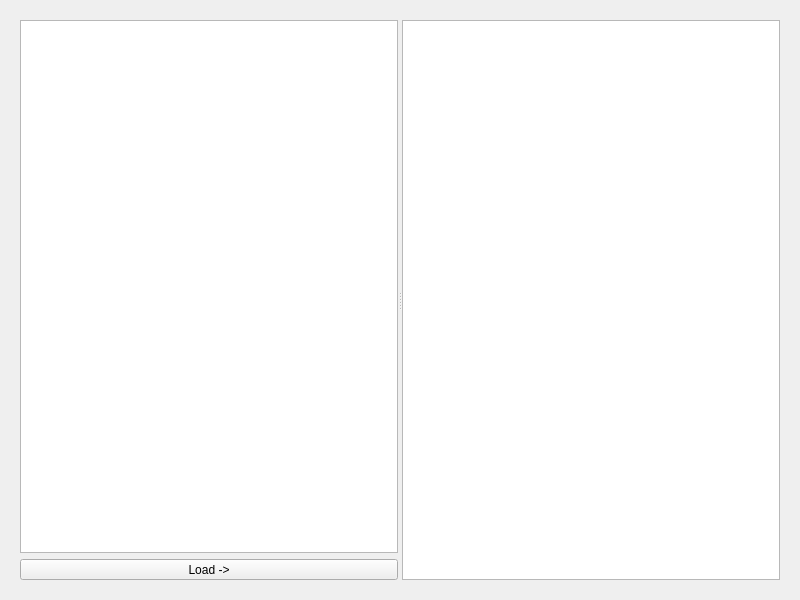
Qt form ui/IntersectionWidget.ui (dpietruchowski/smart-intersections) before a commit.
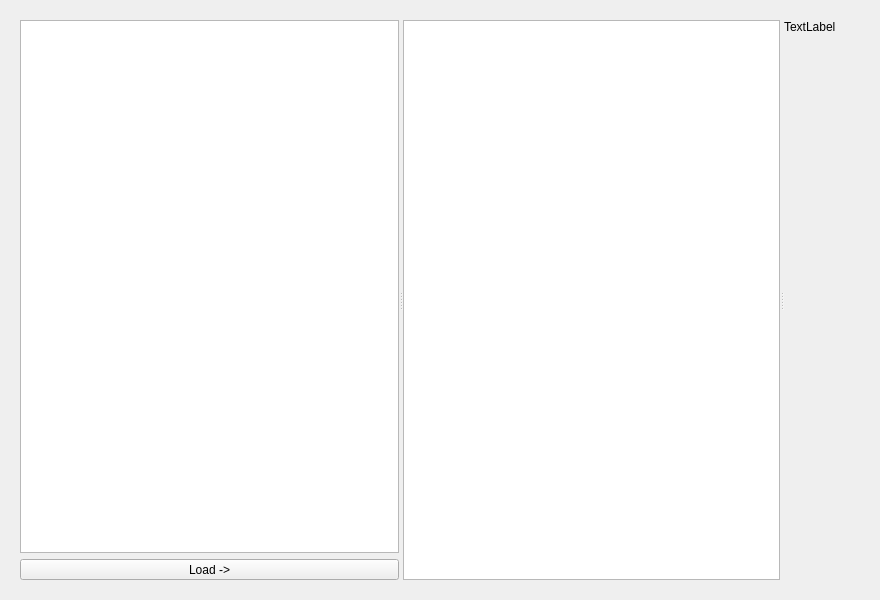
The same form after that commit. Custom widgets are drawn as their Qt base class.

Commit message:
Ver 1.1 / RegisterWidget
- add register widget with timespans
- fix registering
- add intersection attributes: car-queue and area-block
- fix collision area is occupied query

What changed in the file:
```diff
--- a/ui/IntersectionWidget.ui
+++ b/ui/IntersectionWidget.ui
@@ -6,7 +6,7 @@
    <rect>
     <x>0</x>
     <y>0</y>
-    <width>800</width>
+    <width>880</width>
     <height>600</height>
    </rect>
   </property>
@@ -44,9 +44,9 @@
       </layout>
      </widget>
      <widget class="QWidget" name="pageSceneEdit">
-      <layout class="QVBoxLayout" name="verticalLayout_2">
+      <layout class="QVBoxLayout" name="verticalLayout_3">
        <item>
-        <widget class="QSplitter" name="splitter">
+        <widget class="QSplitter" name="splitter_2">
          <property name="orientation">
           <enum>Qt::Horizontal</enum>
          </property>
@@ -70,7 +70,32 @@
            </item>
           </layout>
          </widget>
-         <widget class="QGraphicsView" name="graphicsView_2"/>
+         <widget class="QSplitter" name="splitter">
+          <property name="orientation">
+           <enum>Qt::Horizontal</enum>
+          </property>
+          <widget class="QGraphicsView" name="graphicsView_2"/>
+          <widget class="QWidget" name="verticalLayoutWidget">
+           <layout class="QVBoxLayout" name="verticalLayout_2">
+            <item>
+             <widget class="QLabel" name="timeLabel">
+              <property name="sizePolicy">
+               <sizepolicy hsizetype="Preferred" vsizetype="Fixed">
+                <horstretch>0</horstretch>
+                <verstretch>0</verstretch>
+               </sizepolicy>
+              </property>
+              <property name="text">
+               <string>TextLabel</string>
+              </property>
+             </widget>
+            </item>
+            <item>
+             <widget class="TimespanRegisterWidget" name="registerWidget" native="true"/>
+            </item>
+           </layout>
+          </widget>
+         </widget>
         </widget>
        </item>
       </layout>
@@ -84,6 +109,14 @@
    </property>
   </action>
  </widget>
+ <customwidgets>
+  <customwidget>
+   <class>TimespanRegisterWidget</class>
+   <extends>QWidget</extends>
+   <header>TimespanRegisterWidget.h</header>
+   <container>1</container>
+  </customwidget>
+ </customwidgets>
  <resources/>
  <connections/>
 </ui>
```
The commit also changes 24 other files.
